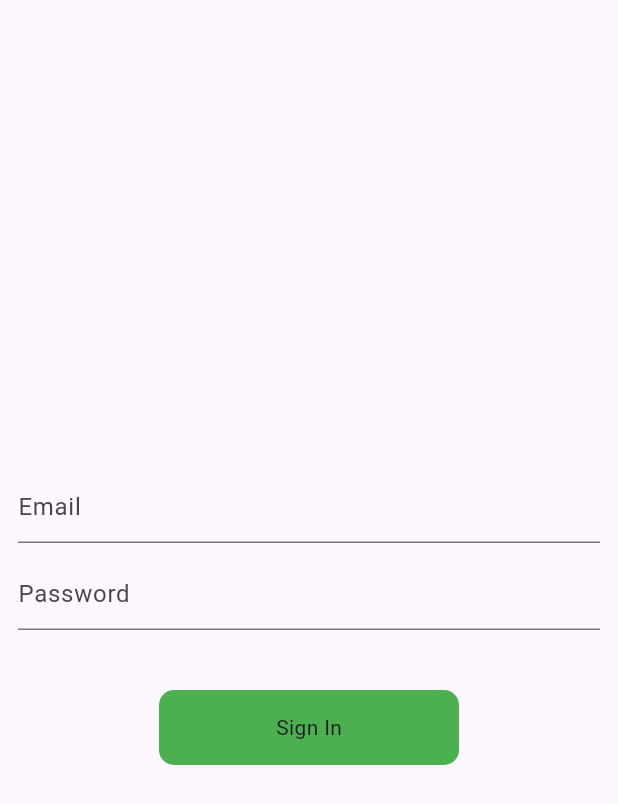
After one commit to rituraj0506/Api-in-Flutter, a Flutter app: the screen it shows after launch, after a tap on "Sign In", on a phone screen of 412 x 824 dp. The commit adds this screen. Shown: the top 804 px of the screen. Run offline on Flutter 3.47's test engine with Material 3 defaults, Android fonts, the phone set to English and light mode, and no system bars; network calls fail.

Commit message:
Login or resiter api

```diff
--- a/lib/home_screen.dart
+++ b/lib/home_screen.dart
@@ -21,9 +21,9 @@ class _HomeScreenState extends State<HomeScreen> {
       response.body.toString(),
     );
     if (response.statusCode == 200) {
-      for (Map i in data) {
+      for (Map<String, dynamic> i in data) {
         PostList.add(
-          PostModel.fromJson(i as Map<String, dynamic>),
+          PostModel.fromJson(i),
         );
       }
       return PostList;
--- /dev/null
+++ b/lib/loginpage.dart
@@ -0,0 +1,69 @@
+import 'package:flutter/material.dart';
+import 'package:http/http.dart';
+
+class Loginpage extends StatefulWidget {
+  const Loginpage({super.key});
+
+  @override
+  State<Loginpage> createState() => _LoginpageState();
+}
+
+class _LoginpageState extends State<Loginpage> {
+  final _emailcontroller = TextEditingController();
+  final _passwordcontroller = TextEditingController();
+
+  void login(String email, password) async {
+    try {
+      Response response =
+          await post(Uri.parse('https://reqres.in/api/register'), body: {
+        'email': email,
+        'password': password,
+      });
+      if (response.statusCode == 200) {
+        print("account created sucessfully");
+      } else {
+        print("failed");
+      }
+    } catch (e) {
+      print(e.toString());
+    }
+  }
+
+  @override
+  Widget build(BuildContext context) {
+    return Scaffold(
+      body: Padding(
+        padding: const EdgeInsets.all(12.0),
+        child: Column(
+          mainAxisAlignment: MainAxisAlignment.center,
+          children: [
+            TextFormField(
+              controller: _emailcontroller,
+              decoration: InputDecoration(hintText: 'Email'),
+            ),
+            const SizedBox(height: 10),
+            TextFormField(
+              controller: _passwordcontroller,
+              decoration: InputDecoration(hintText: 'Password'),
+            ),
+            const SizedBox(height: 40),
+            GestureDetector(
+              onTap: () {
+                login(_emailcontroller.text, _passwordcontroller.text);
+              },
+              child: Container(
+                height: 50,
+                width: 200,
+                child: Center(child: Text("Sign In")),
+                decoration: BoxDecoration(
+                  borderRadius: BorderRadius.circular(10),
+                  color: Colors.green,
+                ),
+              ),
+            ),
+          ],
+        ),
+      ),
+    );
+  }
+}
--- a/lib/main.dart
+++ b/lib/main.dart
@@ -1,6 +1,8 @@
 import 'package:first_app/Intropage.dart';
 import 'package:first_app/firstpage.dart';
 import 'package:first_app/home_screen.dart';
+import 'package:first_app/loginpage.dart';
+import 'package:first_app/productpage.dart';
 import 'package:flutter/material.dart';
 
 void main() {
@@ -13,9 +15,12 @@ class MyApp extends StatelessWidget {
   @override
   Widget build(BuildContext context) {
     return MaterialApp(
-      //home: HomeScreen(),
+      //  home: HomeScreen(),
       //home: Intropage(),
-      home: Firstpage(),
+      // home: Firstpage(),
+      //home: Loginpage(),
+      home: Loginpage(),
+      //home: Productpage(),
     );
   }
 }
```
Also changed, not shown: lib/models/productmodel.dart (added, +274 -0 lines), lib/productpage.dart (added, +91 -0 lines), lib/firstpage.dart (line endings or trailing spaces).
